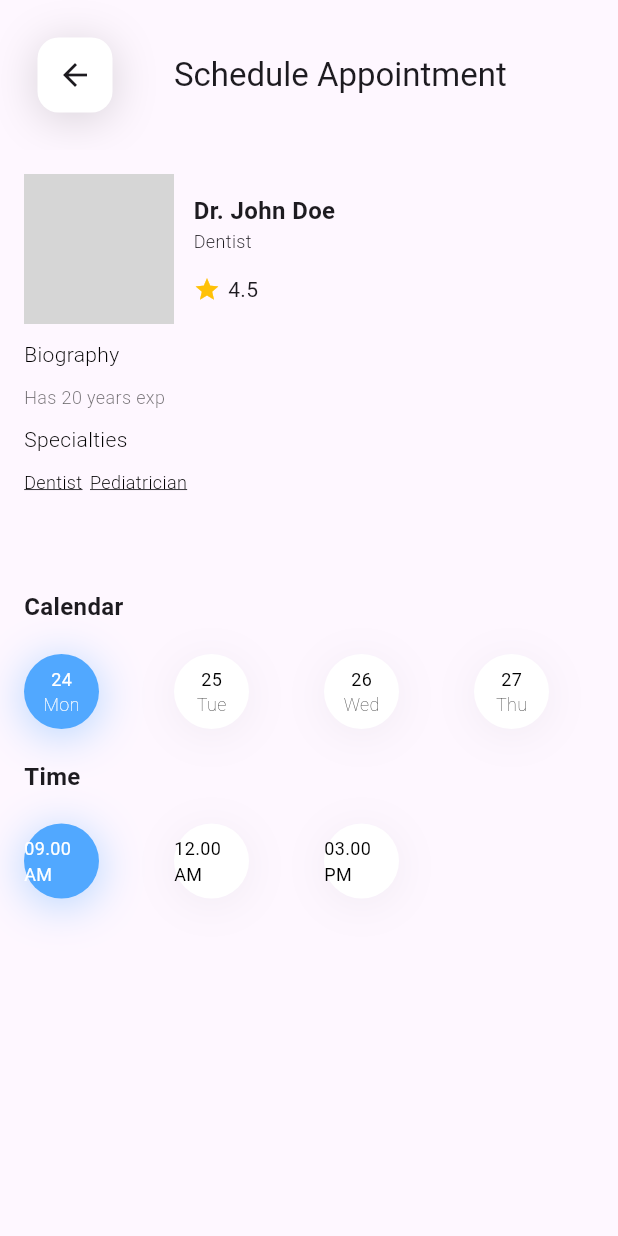
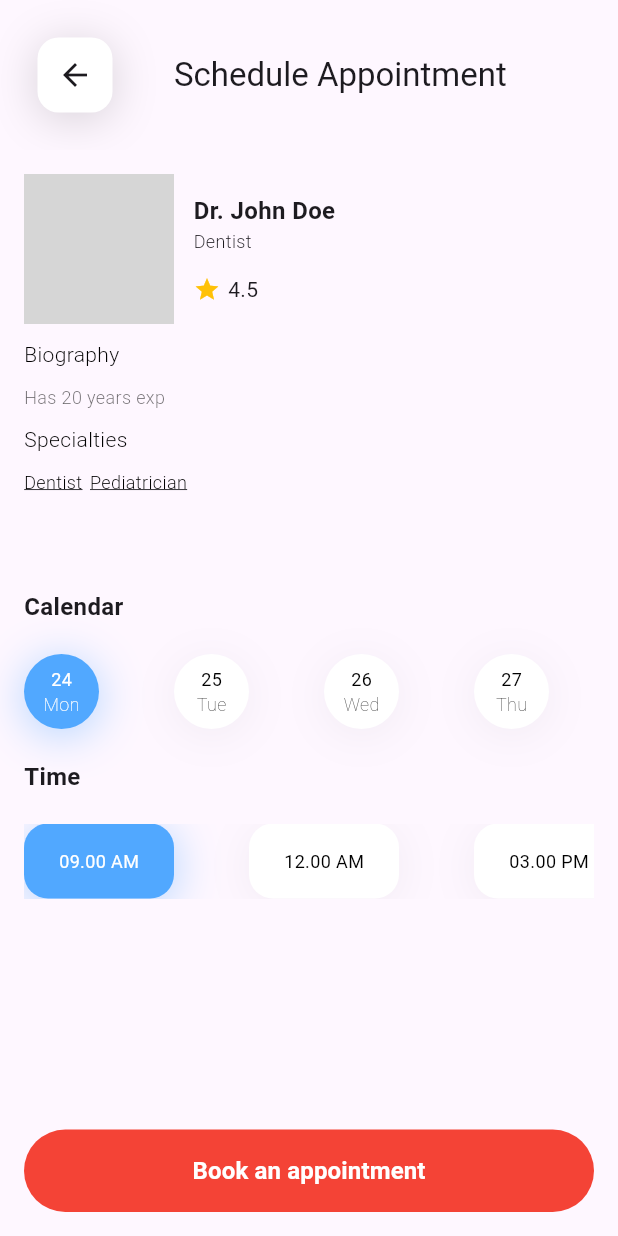
Before and after one commit to bayusedana26/meet_doctor, a Flutter app: the screen it shows after launch, after a tap on "Dr. John Doe", on a phone screen of 412 x 824 dp. Run offline on Flutter 3.47's test engine with Material 3 defaults, Android fonts, the phone set to English and light mode, and no system bars; our stand-ins replace flutter_svg; grey boxes are pictures that could not be loaded.

Commit message:
all feature done

```diff
--- a/lib/view/doctor_detail_view.dart
+++ b/lib/view/doctor_detail_view.dart
@@ -62,7 +62,28 @@ class _DoctorDetailViewState extends State<DoctorDetailView> {
             calendar(),
             const SizedBox(height: 20),
             time(),
+            Spacer(),
+            bookButton(),
           ],
+        ),
+      ),
+    );
+  }
+
+  Widget bookButton() {
+    return MaterialButton(
+      onPressed: () {},
+      height: 55,
+      minWidth: double.infinity,
+      elevation: 0,
+      color: Colors.red,
+      shape: RoundedRectangleBorder(borderRadius: BorderRadius.circular(50)),
+      child: Text(
+        "Book an appointment",
+        style: TextStyle(
+          color: Colors.white,
+          fontSize: 16,
+          fontWeight: FontWeight.bold,
         ),
       ),
     );
@@ -93,9 +114,10 @@ class _DoctorDetailViewState extends State<DoctorDetailView> {
                 },
                 child: Container(
                   height: 50,
-                  width: 50,
+                  width: 100,
                   decoration: BoxDecoration(
-                    shape: BoxShape.circle,
+                    shape: BoxShape.rectangle,
+                    borderRadius: BorderRadius.circular(16),
                     color:
                         timeModel[index].isSelected
                             ? const Color(0xff51A8FF)
```
Also changed, not shown: result/play.gif (added), 1 other file.
